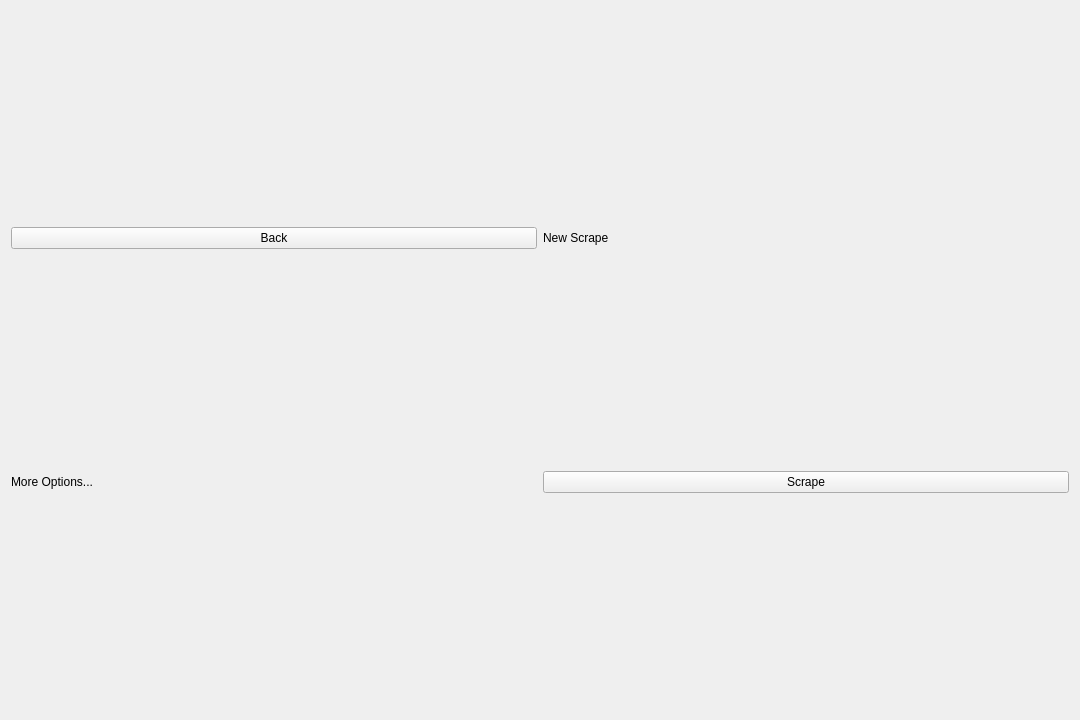
First picture: the form in src/app/ui/ScrapeMenu.ui, repository caden-maxwell/nhtsa-scrape, before the edit.
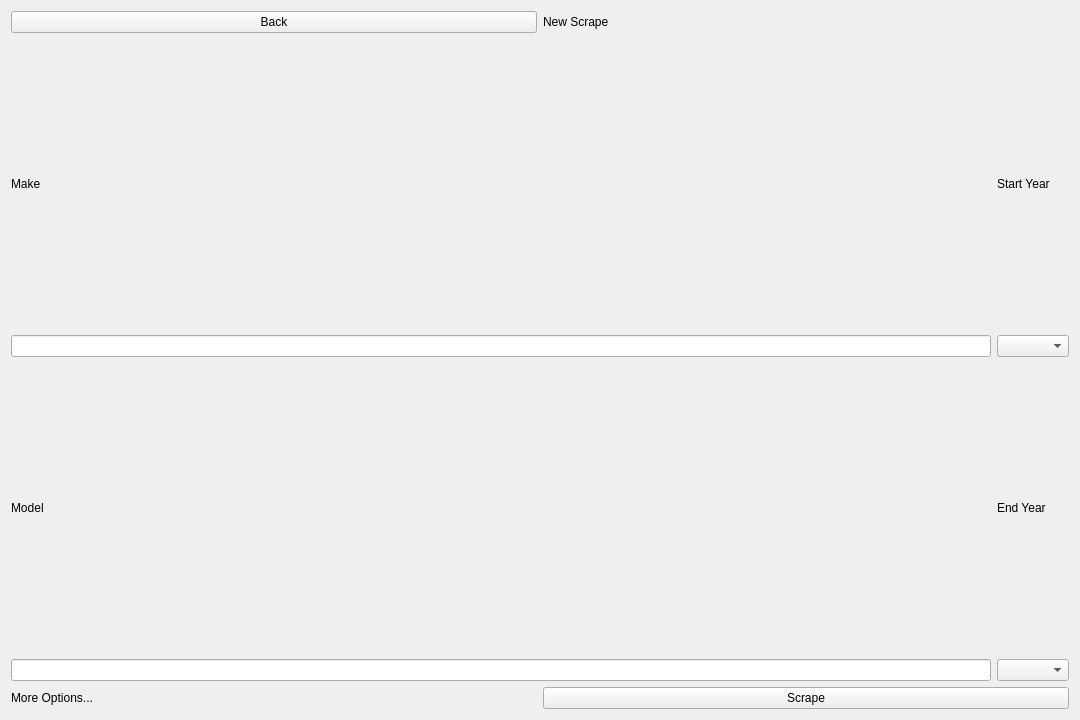
Second picture: the form after the edit.

Patch:
```diff
--- a/src/app/ui/ScrapeMenu.ui
+++ b/src/app/ui/ScrapeMenu.ui
@@ -18,6 +18,12 @@
     <layout class="QHBoxLayout" name="topHLayout">
      <item>
       <widget class="QPushButton" name="backBtn">
+       <property name="sizePolicy">
+        <sizepolicy hsizetype="Minimum" vsizetype="Fixed">
+         <horstretch>0</horstretch>
+         <verstretch>0</verstretch>
+        </sizepolicy>
+       </property>
        <property name="text">
         <string>Back</string>
        </property>
@@ -39,7 +45,64 @@
     </layout>
    </item>
    <item>
-    <layout class="QGridLayout" name="body"/>
+    <layout class="QGridLayout" name="body">
+     <item row="1" column="0">
+      <layout class="QVBoxLayout" name="modelLayout">
+       <item>
+        <widget class="QLabel" name="modelLabel">
+         <property name="text">
+          <string>Model</string>
+         </property>
+        </widget>
+       </item>
+       <item>
+        <widget class="QLineEdit" name="modelEdit"/>
+       </item>
+      </layout>
+     </item>
+     <item row="0" column="0">
+      <layout class="QVBoxLayout" name="makeLayout">
+       <item>
+        <widget class="QLabel" name="makeLabel">
+         <property name="text">
+          <string>Make</string>
+         </property>
+        </widget>
+       </item>
+       <item>
+        <widget class="QLineEdit" name="makeEdit"/>
+       </item>
+      </layout>
+     </item>
+     <item row="0" column="1">
+      <layout class="QVBoxLayout" name="startYearLayout">
+       <item>
+        <widget class="QLabel" name="startYearLabel">
+         <property name="text">
+          <string>Start Year</string>
+         </property>
+        </widget>
+       </item>
+       <item>
+        <widget class="QComboBox" name="startYearCombo"/>
+       </item>
+      </layout>
+     </item>
+     <item row="1" column="1">
+      <layout class="QVBoxLayout" name="endYearLayout">
+       <item>
+        <widget class="QLabel" name="endYearLabel">
+         <property name="text">
+          <string>End Year</string>
+         </property>
+        </widget>
+       </item>
+       <item>
+        <widget class="QComboBox" name="endYearCombo"/>
+       </item>
+      </layout>
+     </item>
+    </layout>
    </item>
    <item>
     <layout class="QHBoxLayout" name="bottomHLayout">
```
